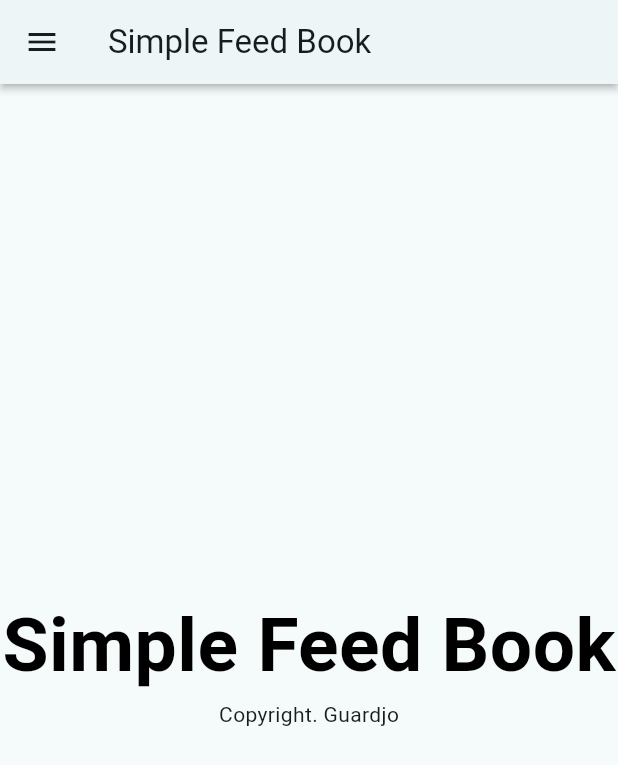
After one commit to GuardJo/simple-feed-book, a Flutter app: the screen it shows after launch, in the side drawer, after a tap on "All Feeds", on a phone screen of 412 x 824 dp. The commit adds this screen. Shown: the top 765 px of the screen. Run offline on Flutter 3.47's test engine with Material 3 defaults, Android fonts, the phone set to English and light mode, and no system bars.

Commit message:
#9 write feed 탭 클릭 시 write feed 페이지로 변경되도록 구현
- write feed 탭 클릭 이벤트 발생 시 현재 페이지의 pageWidget을 WriteFeedWidget으로 변경하도록  구현
    - WRiteFeedWidget은 추후 구현 예정
- 기존 기본 화면도 별도 Widget으로 분리

```diff
--- a/frontend/feedbook_ui/lib/pages/main_screen.dart
+++ b/frontend/feedbook_ui/lib/pages/main_screen.dart
@@ -1,4 +1,6 @@
 import 'package:feedbook_ui/pages/login_screen.dart';
+import 'package:feedbook_ui/widgets/feed_widget.dart';
+import 'package:feedbook_ui/widgets/home_widget.dart';
 import 'package:flutter/material.dart';
 
 class AllFeedPage extends StatefulWidget {
@@ -12,10 +14,25 @@ class _AllFeedPageState extends State<AllFeedPage> {
   final String _appName = "Simple Feed Book";
 
   PageType pageType = PageType.allFeed;
+  Widget pageWidget = const HomeWidget();
 
   void _onTapUpdate(PageType pageType) {
     setState(() {
       pageType = pageType;
+
+      switch (pageType) {
+        case PageType.allFeed:
+          pageWidget = const HomeWidget();
+          break;
+        case PageType.myFeed:
+          pageWidget = const HomeWidget();
+          break;
+        case PageType.writeFeed:
+          pageWidget = const WriteFeedWidget();
+          break;
+        default:
+          pageWidget = const HomeWidget();
+      }
     });
   }
 
@@ -64,7 +81,7 @@ class _AllFeedPageState extends State<AllFeedPage> {
                 "Write Feed",
               ),
               onTap: () {
-                _onTapUpdate(PageType.allFeed);
+                _onTapUpdate(PageType.writeFeed);
                 Navigator.pop(context);
               },
             ),
@@ -79,22 +96,7 @@ class _AllFeedPageState extends State<AllFeedPage> {
           ],
         ),
       ),
-      body: const Center(
-        child: Column(
-          mainAxisAlignment: MainAxisAlignment.center,
-          children: [
-            Text(
-              "Simple Feed Book",
-              style: TextStyle(
-                color: Colors.black,
-                fontWeight: FontWeight.bold,
-                fontSize: 50,
-              ),
-            ),
-            Text("Copyright. Guardjo"),
-          ],
-        ),
-      ),
+      body: pageWidget,
     );
   }
 }
--- /dev/null
+++ b/frontend/feedbook_ui/lib/widgets/home_widget.dart
@@ -0,0 +1,27 @@
+import 'package:flutter/material.dart';
+
+class HomeWidget extends StatelessWidget {
+  const HomeWidget({
+    super.key,
+  });
+
+  @override
+  Widget build(BuildContext context) {
+    return const Center(
+      child: Column(
+        mainAxisAlignment: MainAxisAlignment.center,
+        children: [
+          Text(
+            "Simple Feed Book",
+            style: TextStyle(
+              color: Colors.black,
+              fontWeight: FontWeight.bold,
+              fontSize: 50,
+            ),
+          ),
+          Text("Copyright. Guardjo"),
+        ],
+      ),
+    );
+  }
+}
```
Also changed, not shown: frontend/feedbook_ui/lib/widgets/feed_widget.dart (added, +27 -0 lines).
